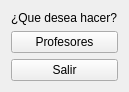
Above: Proyecto/menuca.ui from alexVillasenor/SEDDII before the change. Below: the same form after it.
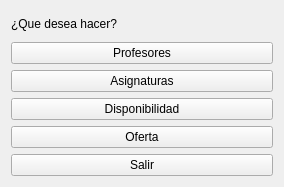
That is the form after the change. Icons and pictures are not drawn.

```diff
--- a/Proyecto/menuca.ui
+++ b/Proyecto/menuca.ui
@@ -6,8 +6,8 @@
    <rect>
     <x>0</x>
     <y>0</y>
-    <width>110</width>
-    <height>89</height>
+    <width>284</width>
+    <height>187</height>
    </rect>
   </property>
   <property name="windowTitle">
@@ -21,17 +21,7 @@
    <string notr="true"/>
   </property>
   <layout class="QGridLayout" name="gridLayout">
-   <item row="1" column="0">
-    <widget class="QPushButton" name="pushButton">
-     <property name="text">
-      <string>Profesores</string>
-     </property>
-     <property name="autoDefault">
-      <bool>true</bool>
-     </property>
-    </widget>
-   </item>
-   <item row="2" column="0">
+   <item row="6" column="0">
     <widget class="QPushButton" name="pushButton_2">
      <property name="text">
       <string>Salir</string>
@@ -41,7 +31,47 @@
      </property>
     </widget>
    </item>
-   <item row="0" column="0">
+   <item row="2" column="0">
+    <widget class="QPushButton" name="pushButton">
+     <property name="text">
+      <string>Profesores</string>
+     </property>
+     <property name="autoDefault">
+      <bool>true</bool>
+     </property>
+    </widget>
+   </item>
+   <item row="3" column="0">
+    <widget class="QPushButton" name="pushButton_3">
+     <property name="text">
+      <string>Asignaturas</string>
+     </property>
+     <property name="autoDefault">
+      <bool>true</bool>
+     </property>
+    </widget>
+   </item>
+   <item row="4" column="0">
+    <widget class="QPushButton" name="pushButton_4">
+     <property name="text">
+      <string>Disponibilidad</string>
+     </property>
+     <property name="autoDefault">
+      <bool>true</bool>
+     </property>
+    </widget>
+   </item>
+   <item row="5" column="0">
+    <widget class="QPushButton" name="pushButton_5">
+     <property name="text">
+      <string>Oferta</string>
+     </property>
+     <property name="autoDefault">
+      <bool>true</bool>
+     </property>
+    </widget>
+   </item>
+   <item row="1" column="0">
     <widget class="QLabel" name="label">
      <property name="text">
       <string>¿Que desea hacer?</string>
```
Left out of the diff: 7 changed lines with no effect on the pictures.
